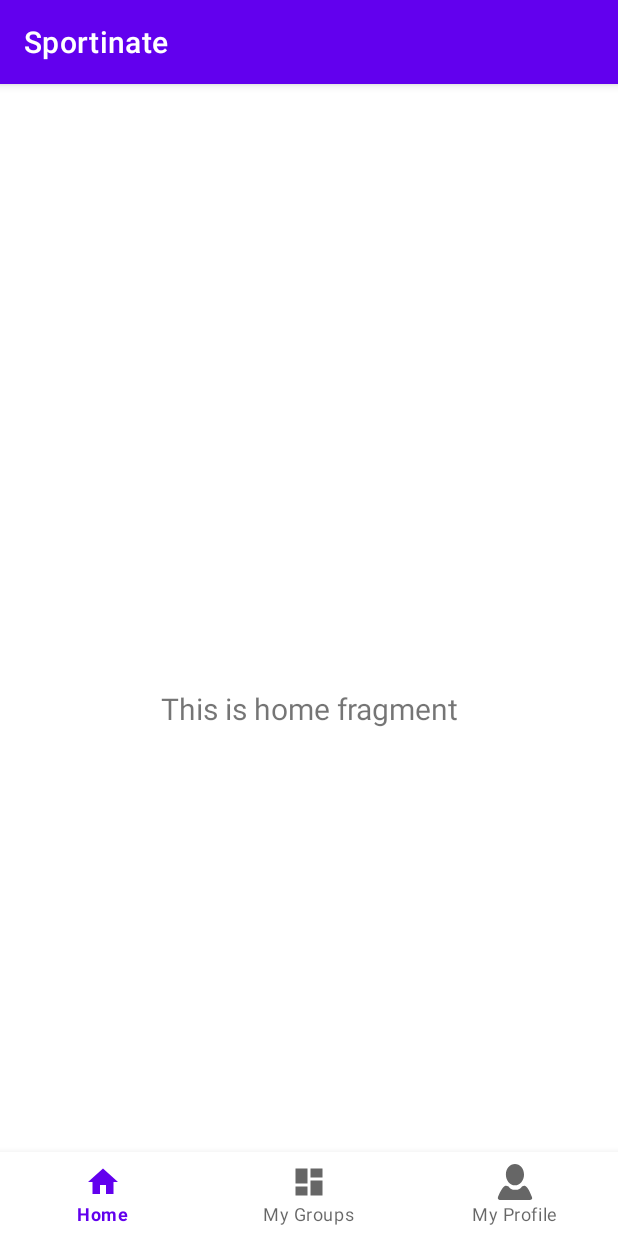
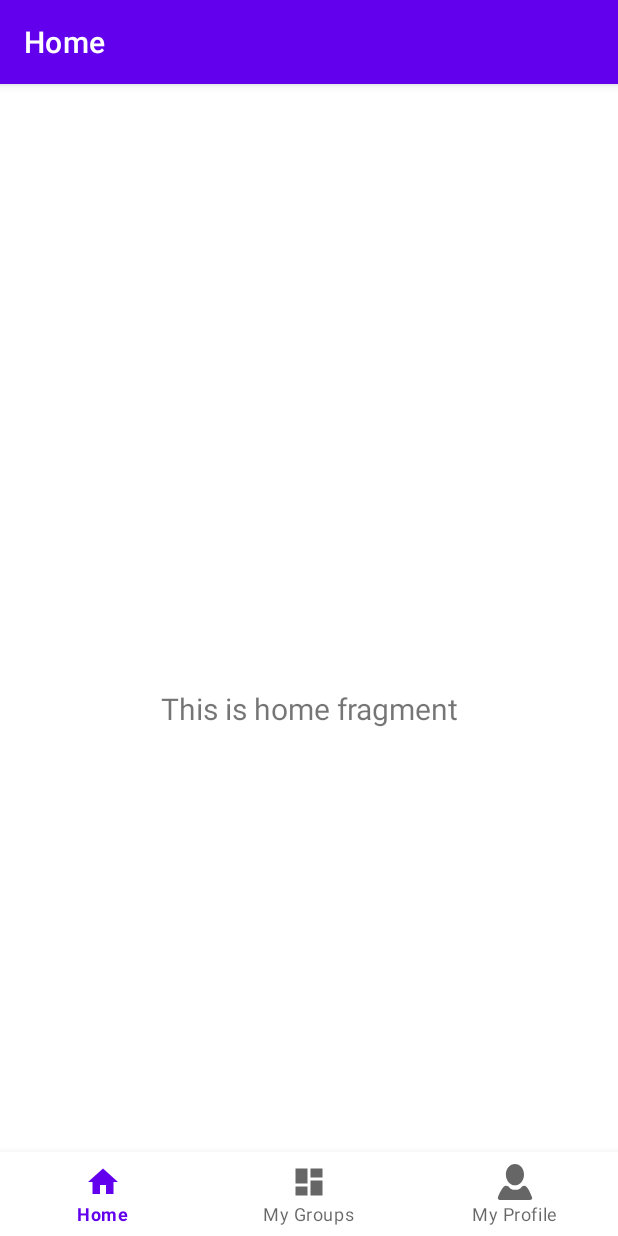
Before and after one commit to afei3/CS465-Final-Project, an Android app: the screen it shows after launch (MainActivity before the commit, BrowseActivity after it), after a tap on "Skip", on a phone screen of 412 x 824 dp. Run offline under Robolectric (Android 15) with nearby library versions, the phone set to English and light mode, and no system bars; our stand-ins replace navigation-ui.

Commit message:
Functional MainActivity and BrowseActivity bottom navigation

```diff
--- a/app/src/main/AndroidManifest.xml
+++ b/app/src/main/AndroidManifest.xml
@@ -18,7 +18,6 @@
             android:exported="true" >
             <intent-filter>
                 <action android:name="android.intent.action.MAIN" />
-
                 <category android:name="android.intent.category.LAUNCHER" />
             </intent-filter>
         </activity>
--- a/app/src/main/java/com/example/sportinate/MainActivity.java
+++ b/app/src/main/java/com/example/sportinate/MainActivity.java
@@ -1,31 +1,27 @@
 package com.example.sportinate;
 
+import androidx.annotation.Nullable;
 import androidx.appcompat.app.AppCompatActivity;
-import androidx.navigation.NavController;
-import androidx.navigation.Navigation;
-import androidx.navigation.ui.AppBarConfiguration;
-import androidx.navigation.ui.NavigationUI;
 
+import android.content.Intent;
 import android.os.Bundle;
 import android.view.View;
 import android.widget.Button;
 
-import com.example.sportinate.databinding.ActivityBrowseBinding;
+import com.example.sportinate.group_search_and_select.BrowseActivity;
 
 public class MainActivity extends AppCompatActivity {
-    private ActivityBrowseBinding binding;
-
-
+    private Button b1;
     @Override
-    protected void onCreate(Bundle savedInstanceState) {
+    protected void onCreate(@Nullable Bundle savedInstanceState) {
         super.onCreate(savedInstanceState);
         setContentView(R.layout.activity_main);
-
-        Button button = (Button) findViewById(R.id.skip_button);
-        button.setOnClickListener(new View.OnClickListener() {
+        b1 = findViewById(R.id.skip_button);
+        b1.setOnClickListener(new View.OnClickListener() {
+            @Override
             public void onClick(View v) {
-                setContentView(R.layout.activity_browse);
+                Intent intent = new Intent(MainActivity.this, BrowseActivity.class);
+                startActivity(intent);
             }
         });
-    }
-}
+    } }
--- a/app/src/main/java/com/example/sportinate/group_search_and_select/ui/groups/GroupsFragment.java
+++ b/app/src/main/java/com/example/sportinate/ui/groups/GroupsFragment.java
@@ -1,4 +1,4 @@
-package com.example.sportinate.group_search_and_select.ui.groups;
+package com.example.sportinate.ui.groups;
 
 import android.os.Bundle;
 import android.view.LayoutInflater;
--- a/app/src/main/java/com/example/sportinate/group_search_and_select/ui/home/HomeFragment.java
+++ b/app/src/main/java/com/example/sportinate/ui/home/HomeFragment.java
@@ -1,4 +1,4 @@
-package com.example.sportinate.group_search_and_select.ui.home;
+package com.example.sportinate.ui.home;
 
 import android.os.Bundle;
 import android.view.LayoutInflater;
--- a/app/src/main/java/com/example/sportinate/group_search_and_select/ui/profile/ProfileFragment.java
+++ b/app/src/main/java/com/example/sportinate/ui/profile/ProfileFragment.java
@@ -1,4 +1,4 @@
-package com.example.sportinate.group_search_and_select.ui.profile;
+package com.example.sportinate.ui.profile;
 
 import android.os.Bundle;
 import android.view.LayoutInflater;
--- a/app/src/main/res/layout/fragment_groups.xml
+++ b/app/src/main/res/layout/fragment_groups.xml
@@ -4,7 +4,7 @@
     xmlns:tools="http://schemas.android.com/tools"
     android:layout_width="match_parent"
     android:layout_height="match_parent"
-    tools:context=".group_search_and_select.ui.groups.GroupsFragment">
+    tools:context=".ui.groups.GroupsFragment">
 
     <TextView
         android:id="@+id/text_groups"
--- a/app/src/main/res/layout/fragment_home.xml
+++ b/app/src/main/res/layout/fragment_home.xml
@@ -4,7 +4,7 @@
     xmlns:tools="http://schemas.android.com/tools"
     android:layout_width="match_parent"
     android:layout_height="match_parent"
-    tools:context=".group_search_and_select.ui.home.HomeFragment">
+    tools:context=".ui.home.HomeFragment">
 
     <TextView
         android:id="@+id/text_home"
--- a/app/src/main/res/layout/fragment_profile.xml
+++ b/app/src/main/res/layout/fragment_profile.xml
@@ -4,7 +4,7 @@
     xmlns:tools="http://schemas.android.com/tools"
     android:layout_width="match_parent"
     android:layout_height="match_parent"
-    tools:context=".group_search_and_select.ui.profile.ProfileFragment">
+    tools:context=".ui.profile.ProfileFragment">
 
     <TextView
         android:id="@+id/text_profile"
--- a/app/src/main/res/navigation/mobile_navigation.xml
+++ b/app/src/main/res/navigation/mobile_navigation.xml
@@ -7,19 +7,19 @@
 
     <fragment
         android:id="@+id/navigation_home"
-        android:name="com.example.sportinate.group_search_and_select.ui.home.HomeFragment"
+        android:name="com.example.sportinate.ui.home.HomeFragment"
         android:label="@string/title_home"
         tools:layout="@layout/fragment_home" />
 
     <fragment
         android:id="@+id/navigation_groups"
-        android:name="com.example.sportinate.group_search_and_select.ui.groups.GroupsFragment"
+        android:name="com.example.sportinate.ui.groups.GroupsFragment"
         android:label="@string/title_groups"
         tools:layout="@layout/fragment_groups" />
 
     <fragment
         android:id="@+id/navigation_profile"
-        android:name="com.example.sportinate.group_search_and_select.ui.profile.ProfileFragment"
+        android:name="com.example.sportinate.ui.profile.ProfileFragment"
         android:label="@string/title_profile"
         tools:layout="@layout/fragment_profile" />
 </navigation>
```
Also changed, not shown: app/src/main/java/com/example/sportinate/group_search_and_select/BrowseActivity.java (+2 -6 lines), app/src/main/java/com/example/sportinate/ui/groups/GroupsViewModel.java (renamed from app/src/main/java/com/example/sportinate/group_search_and_select/ui/profile/ProfileViewModel.java, +4 -4 lines), app/src/main/java/com/example/sportinate/ui/home/HomeViewModel.java (renamed from app/src/main/java/com/example/sportinate/group_search_and_select/ui/groups/GroupsViewModel.java, +4 -4 lines), app/src/main/java/com/example/sportinate/ui/profile/ProfileViewModel.java (renamed from app/src/main/java/com/example/sportinate/group_search_and_select/ui/home/HomeViewModel.java, +4 -4 lines), app/src/main/res/layout/activity_main.xml (+6 -26 lines), app/src/main/res/layout/activity_browse.xml (line endings or trailing spaces).
